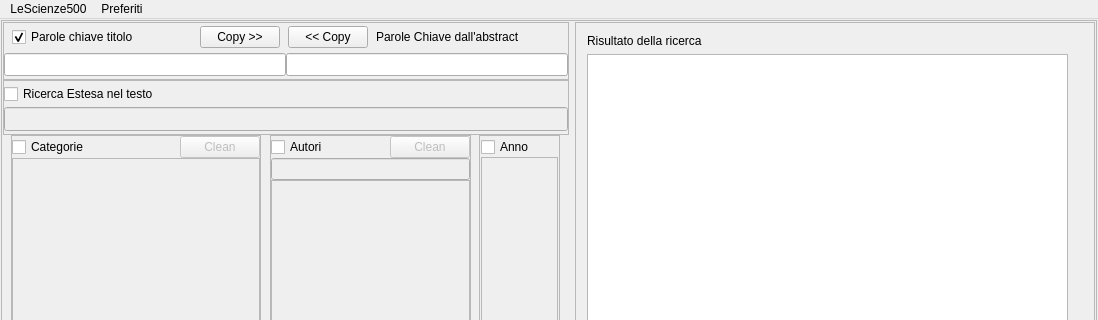
simon-r/LeScienze500, file lescienze500/src/lescienze500.ui: the form before one commit; both pictures show x 0 to 1098 and y 0 to 320 of the 1098 by 741 pixel window.
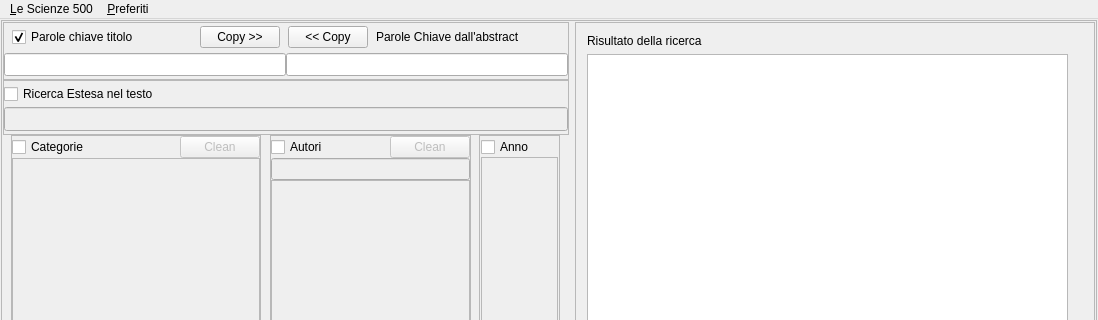
The form after the commit. Icons and pictures are not drawn.

```diff
--- a/lescienze500/src/lescienze500.ui
+++ b/lescienze500/src/lescienze500.ui
@@ -1446,7 +1446,7 @@
    </property>
    <widget class="QMenu" name="menuFile">
     <property name="title">
-     <string>LeScienze500</string>
+     <string>&amp;Le Scienze 500</string>
     </property>
     <addaction name="actionConfigura"/>
     <addaction name="separator"/>
@@ -1456,7 +1456,7 @@
    </widget>
    <widget class="QMenu" name="menuFavoriti">
     <property name="title">
-     <string>Preferiti</string>
+     <string>&amp;Preferiti</string>
     </property>
     <addaction name="actionOrganizza_preferiti"/>
     <addaction name="separator"/>
```
Left out of the diff: 4 changed lines with no effect on the pictures.
